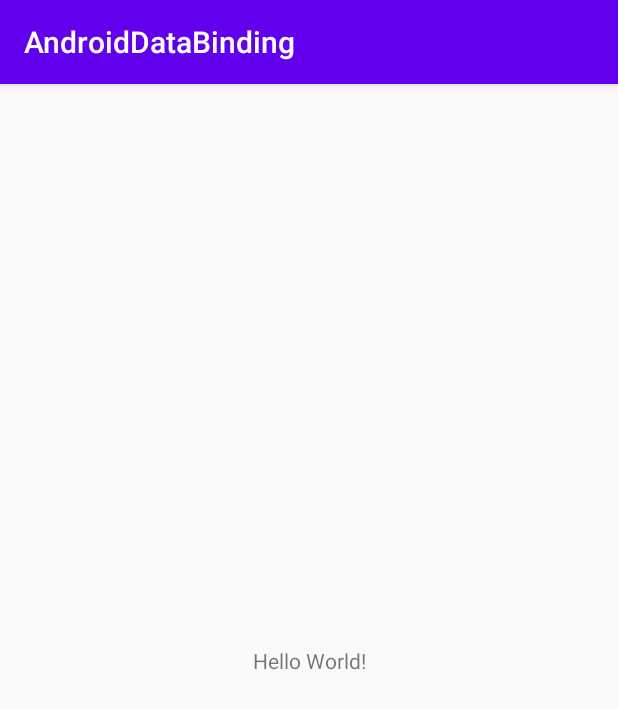
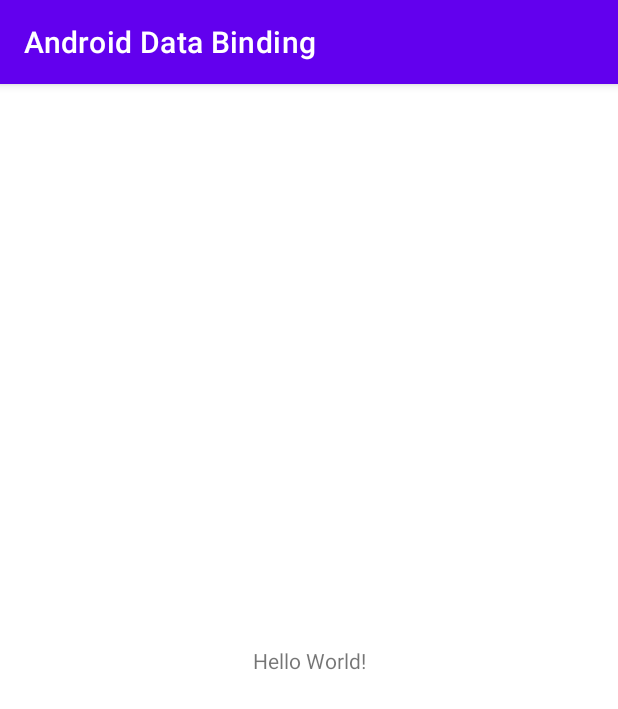
Before and after one commit to priteshRane/AndroidDataBinding, an Android app: the screen it shows after launch (MainActivity), on a phone screen of 412 x 824 dp. Shown: the top 709 px of the screen. Run offline under Robolectric (Android 15) with nearby library versions, the phone set to English and light mode, and no system bars.

Commit message:
App name changed, Material style implemented, Kotlin library increment

```diff
--- a/app/build.gradle
+++ b/app/build.gradle
@@ -29,9 +29,12 @@ dependencies {
     implementation fileTree(dir: 'libs', include: ['*.jar'])
     implementation "org.jetbrains.kotlin:kotlin-stdlib-jdk7:$kotlin_version"
     implementation 'androidx.appcompat:appcompat:1.1.0'
-    implementation 'androidx.core:core-ktx:1.2.0'
+    implementation 'androidx.core:core-ktx:1.3.0'
     implementation 'androidx.constraintlayout:constraintlayout:1.1.3'
     testImplementation 'junit:junit:4.12'
     androidTestImplementation 'androidx.test.ext:junit:1.1.1'
     androidTestImplementation 'androidx.test.espresso:espresso-core:3.2.0'
+
+    def materialComponent = '1.2.0-alpha06'
+    implementation "com.google.android.material:material:$materialComponent"
 }
--- a/app/src/main/res/values/strings.xml
+++ b/app/src/main/res/values/strings.xml
@@ -1,3 +1,3 @@
 <resources>
-    <string name="app_name">AndroidDataBinding</string>
+    <string name="app_name">Android Data Binding</string>
 </resources>
--- a/app/src/main/res/values/styles.xml
+++ b/app/src/main/res/values/styles.xml
@@ -1,11 +1,10 @@
 <resources>
 
     <!-- Base application theme. -->
-    <style name="AppTheme" parent="Theme.AppCompat.Light.DarkActionBar">
+    <style name="AppTheme" parent="Theme.MaterialComponents.Light.DarkActionBar">
         <!-- Customize your theme here. -->
         <item name="colorPrimary">@color/colorPrimary</item>
         <item name="colorPrimaryDark">@color/colorPrimaryDark</item>
-        <item name="colorAccent">@color/colorAccent</item>
     </style>
 
 </resources>
```
